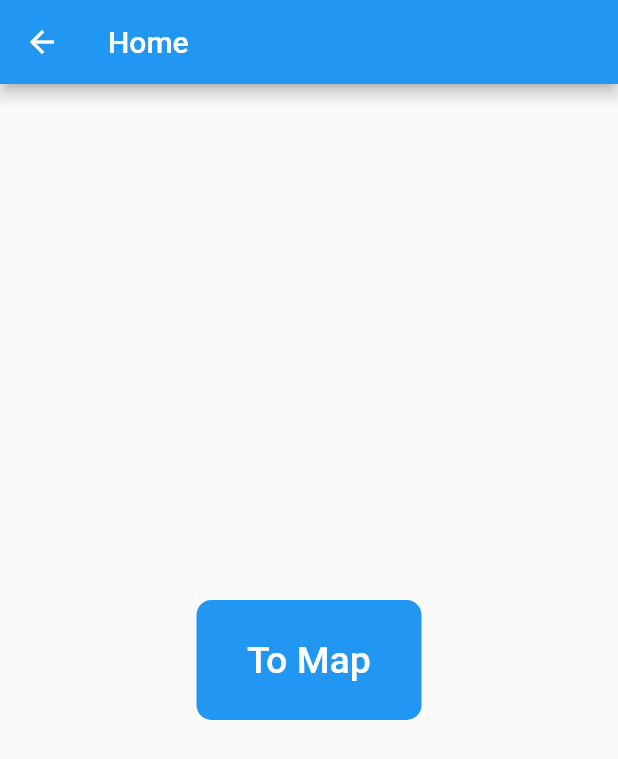
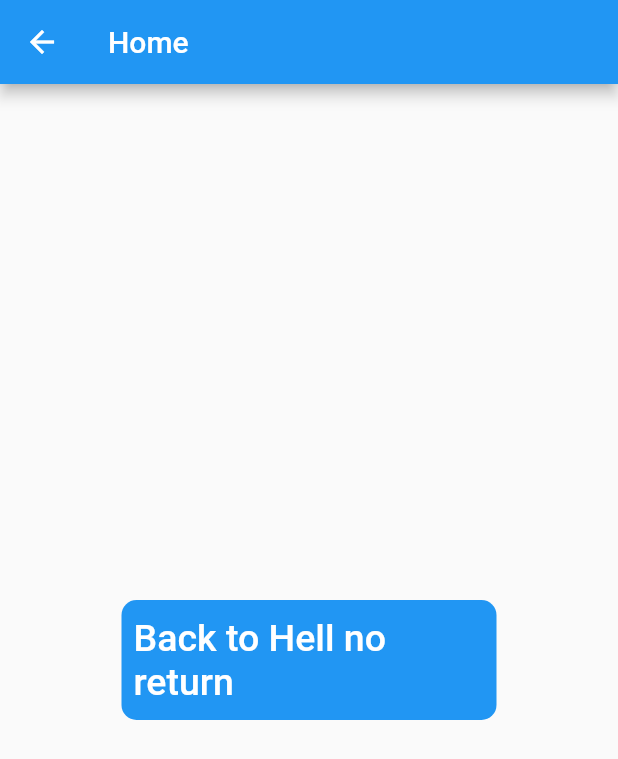
Before and after one commit to 2davecollins/flutter_basic_app, a Flutter app: the HomePage screen opened directly, on a phone screen of 412 x 824 dp. Shown: the top 759 px of the screen. Run offline on Flutter 3.47's test engine with Material 2 defaults, Android fonts, the phone set to English and light mode, and no system bars; our stand-ins replace flutter_map, geolocator, latlong2; missing offline and left inert: syncfusion_flutter_maps.

```diff
--- a/lib/HomePage.dart
+++ b/lib/HomePage.dart
@@ -16,7 +16,7 @@ class _HomePageState extends State<HomePage> {
       body: Center(
         child: Container(
           height: 80,
-          width: 150,
+          width: 250,
           decoration: BoxDecoration(
               color: Colors.blue, borderRadius: BorderRadius.circular(10)),
           child: TextButton(
@@ -25,7 +25,7 @@ class _HomePageState extends State<HomePage> {
                       context, MaterialPageRoute(builder: (_) => LocalmapPage()));
             },
             child: Text(
-              'To Map',
+              'Back to Hell no return',
               style: TextStyle(color: Colors.white, fontSize: 25),
             ),
           ),
```
